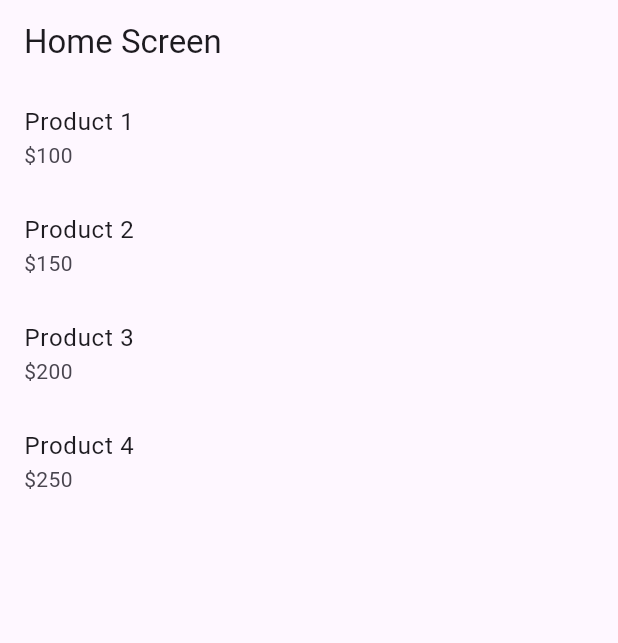
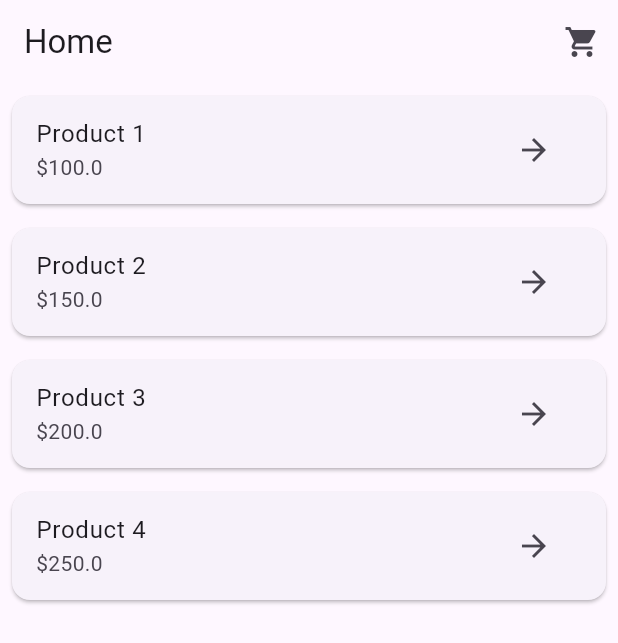
Before and after one commit to IA-LINK/flutter_food_ecommerce, a Flutter app: the screen it shows after launch, on a phone screen of 412 x 824 dp. Shown: the top 643 px of the screen. Run offline on Flutter 3.47's test engine with Material 3 defaults, Android fonts, the phone set to English and light mode, and no system bars; our stand-ins replace dio, flutter_riverpod.

Commit message:
Home → Product Details → Cart → Checkout flow are perfectly added

```diff
--- a/food_ecommerce_backend/lib/main.dart
+++ b/food_ecommerce_backend/lib/main.dart
@@ -1,7 +1,8 @@
 // lib/main.dart
-
 import 'package:flutter/material.dart';
 import 'pages/home_screen.dart';
+import 'pages/cart_screen.dart';
+import 'pages/checkout_screen.dart';
 
 void main() {
   runApp(const MyApp());
@@ -15,10 +16,11 @@ class MyApp extends StatelessWidget {
     return MaterialApp(
       title: 'Food Ecommerce',
       debugShowCheckedModeBanner: false,
-      initialRoute: HomeScreen.routeName, // now works
+      initialRoute: HomeScreen.routeName,
       routes: {
         HomeScreen.routeName: (_) => const HomeScreen(),
-        // Add other routes here
+        CartScreen.routeName: (_) => const CartScreen(),
+        CheckoutScreen.routeName: (_) => const CheckoutScreen(),
       },
     );
   }
--- a/food_ecommerce_backend/lib/pages/home_screen.dart
+++ b/food_ecommerce_backend/lib/pages/home_screen.dart
@@ -1,38 +1,58 @@
 // lib/pages/home_screen.dart
-
 import 'package:flutter/material.dart';
+import '../domain/models/product_model.dart';
+import 'cart_screen.dart';
+import 'product_details_screen.dart';
 
 class HomeScreen extends StatelessWidget {
   const HomeScreen({Key? key}) : super(key: key);
 
-  // Add this static member
   static const String routeName = '/home';
+
+  final List<ProductModel> products = const [
+    ProductModel(id: 1, title: 'Product 1', cost: 100),
+    ProductModel(id: 2, title: 'Product 2', cost: 150),
+    ProductModel(id: 3, title: 'Product 3', cost: 200),
+    ProductModel(id: 4, title: 'Product 4', cost: 250),
+  ];
 
   @override
   Widget build(BuildContext context) {
     return Scaffold(
       appBar: AppBar(
-        title: const Text('Home Screen'),
-      ),
-      body: ListView(
-        children: [
-          ListTile(
-            title: Text('Product 1'),
-            subtitle: Text('\$100'),
-          ),
-          ListTile(
-            title: Text('Product 2'),
-            subtitle: Text('\$150'),
-          ),
-          ListTile(
-            title: Text('Product 3'),
-            subtitle: Text('\$200'),
-          ),
-          ListTile(
-            title: Text('Product 4'),
-            subtitle: Text('\$250'),
+        title: const Text('Home'),
+        actions: [
+          IconButton(
+            icon: const Icon(Icons.shopping_cart),
+            onPressed: () {
+              Navigator.pushNamed(context, CartScreen.routeName);
+            },
           ),
         ],
+      ),
+      body: ListView.builder(
+        itemCount: products.length,
+        itemBuilder: (context, index) {
+          final product = products[index];
+          return Card(
+            margin: const EdgeInsets.all(8),
+            child: ListTile(
+              title: Text(product.title),
+              subtitle: Text('\$${product.cost}'),
+              trailing: IconButton(
+                icon: const Icon(Icons.arrow_forward),
+                onPressed: () {
+                  Navigator.push(
+                    context,
+                    MaterialPageRoute(
+                      builder: (_) => ProductDetailsScreen(product: product),
+                    ),
+                  );
+                },
+              ),
+            ),
+          );
+        },
       ),
     );
   }
--- a/food_ecommerce_backend/pubspec.yaml
+++ b/food_ecommerce_backend/pubspec.yaml
@@ -75,7 +75,9 @@ flutter:
   # assets:
   #   - images/a_dot_burr.jpeg
   #   - images/a_dot_ham.jpeg
-
+  assets:
+    - assets/images/
+    - assets/icons/
   # An image asset can refer to one or more resolution-specific "variants", see
   # https://flutter.dev/to/resolution-aware-images
 
```
Also changed, not shown: food_ecommerce_backend/lib/pages/cart_screen.dart (+33 -81 lines), food_ecommerce_backend/lib/pages/checkout_screen.dart (+22 -29 lines), food_ecommerce_backend/lib/pages/product_detail_screen.dart (deleted, +0 -152 lines), food_ecommerce_backend/lib/pages/product_details_screen.dart (added, +42 -0 lines).
